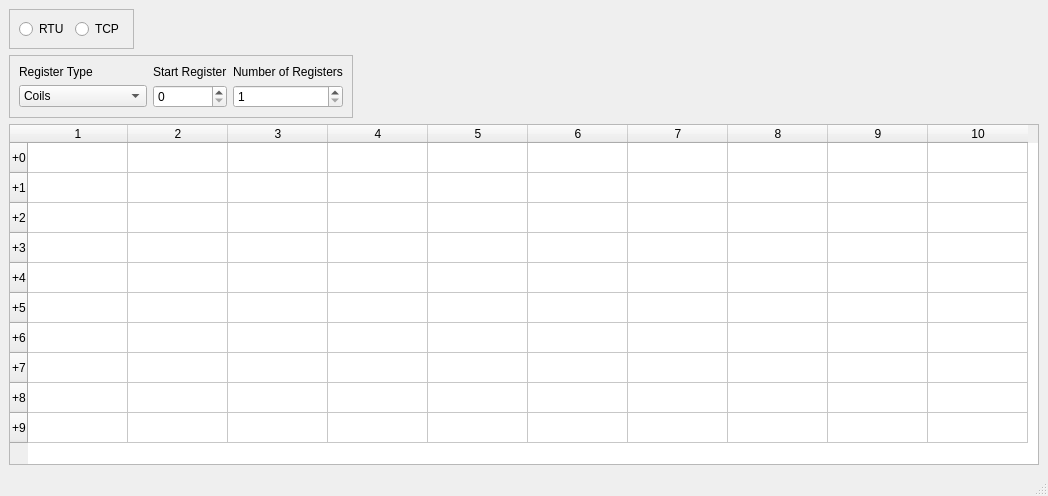
This is modbus_visualizer.ui in AlexEshoo/modbus_visualizer as Qt 5 draws it before an edit. The edited form follows.
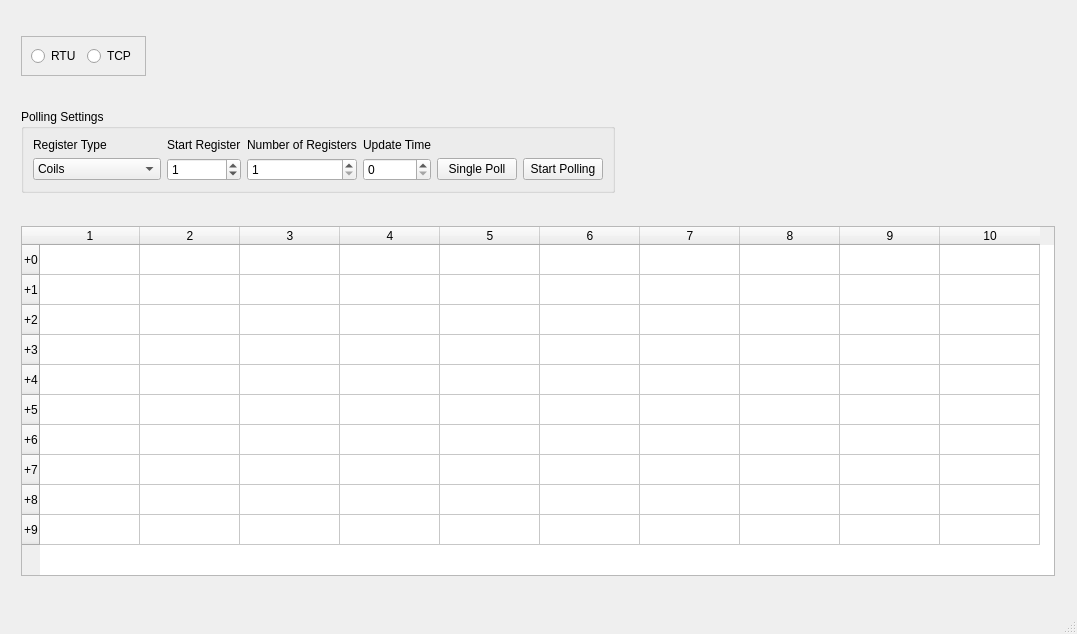
This is the edited form.

What changed in the file:
```diff
--- a/modbus_visualizer.ui
+++ b/modbus_visualizer.ui
@@ -6,12 +6,12 @@
    <rect>
     <x>0</x>
     <y>0</y>
-    <width>1048</width>
-    <height>496</height>
+    <width>1077</width>
+    <height>634</height>
    </rect>
   </property>
   <property name="sizePolicy">
-   <sizepolicy hsizetype="Preferred" vsizetype="Preferred">
+   <sizepolicy hsizetype="Maximum" vsizetype="Maximum">
     <horstretch>0</horstretch>
     <verstretch>0</verstretch>
    </sizepolicy>
@@ -53,132 +53,13 @@
       </layout>
      </widget>
     </item>
-    <item row="1" column="0">
-     <widget class="QFrame" name="pollConfigFrame">
-      <property name="sizePolicy">
-       <sizepolicy hsizetype="Maximum" vsizetype="Maximum">
-        <horstretch>0</horstretch>
-        <verstretch>0</verstretch>
-       </sizepolicy>
-      </property>
-      <property name="frameShape">
-       <enum>QFrame::StyledPanel</enum>
-      </property>
-      <property name="frameShadow">
-       <enum>QFrame::Raised</enum>
-      </property>
-      <layout class="QGridLayout" name="gridLayout_3">
-       <item row="1" column="1">
-        <widget class="QSpinBox" name="startRegisterSpinBox">
-         <property name="sizePolicy">
-          <sizepolicy hsizetype="Minimum" vsizetype="Fixed">
-           <horstretch>0</horstretch>
-           <verstretch>0</verstretch>
-          </sizepolicy>
-         </property>
-         <property name="maximum">
-          <number>999999</number>
-         </property>
-        </widget>
-       </item>
-       <item row="0" column="2">
-        <widget class="QLabel" name="numberOfRegistersLabel">
-         <property name="sizePolicy">
-          <sizepolicy hsizetype="Minimum" vsizetype="Preferred">
-           <horstretch>0</horstretch>
-           <verstretch>0</verstretch>
-          </sizepolicy>
-         </property>
-         <property name="text">
-          <string>Number of Registers</string>
-         </property>
-        </widget>
-       </item>
-       <item row="0" column="1">
-        <widget class="QLabel" name="startRegisterLabel">
-         <property name="sizePolicy">
-          <sizepolicy hsizetype="Minimum" vsizetype="Preferred">
-           <horstretch>0</horstretch>
-           <verstretch>0</verstretch>
-          </sizepolicy>
-         </property>
-         <property name="text">
-          <string>Start Register</string>
-         </property>
-        </widget>
-       </item>
-       <item row="1" column="2">
-        <widget class="QSpinBox" name="numberOfRegistersSpinBox">
-         <property name="sizePolicy">
-          <sizepolicy hsizetype="Minimum" vsizetype="Fixed">
-           <horstretch>0</horstretch>
-           <verstretch>0</verstretch>
-          </sizepolicy>
-         </property>
-         <property name="toolTip">
-          <string/>
-         </property>
-         <property name="minimum">
-          <number>1</number>
-         </property>
-         <property name="maximum">
-          <number>100</number>
-         </property>
-        </widget>
-       </item>
-       <item row="1" column="0">
-        <widget class="QComboBox" name="registerTypeComboBox">
-         <property name="sizePolicy">
-          <sizepolicy hsizetype="Maximum" vsizetype="Maximum">
-           <horstretch>0</horstretch>
-           <verstretch>0</verstretch>
-          </sizepolicy>
-         </property>
-         <item>
-          <property name="text">
-           <string>Coils</string>
-          </property>
-         </item>
-         <item>
-          <property name="text">
-           <string>Discrete Inputs</string>
-          </property>
-         </item>
-         <item>
-          <property name="text">
-           <string>Input Registers</string>
-          </property>
-         </item>
-         <item>
-          <property name="text">
-           <string>Holding Registers</string>
-          </property>
-         </item>
-        </widget>
-       </item>
-       <item row="0" column="0">
-        <widget class="QLabel" name="registerTypeLabel">
-         <property name="sizePolicy">
-          <sizepolicy hsizetype="Maximum" vsizetype="Maximum">
-           <horstretch>0</horstretch>
-           <verstretch>0</verstretch>
-          </sizepolicy>
-         </property>
-         <property name="text">
-          <string>Register Type</string>
-         </property>
-        </widget>
-       </item>
-      </layout>
-     </widget>
-    </item>
     <item row="2" column="0">
      <widget class="QTableWidget" name="pollTable">
       <property name="enabled">
        <bool>true</bool>
       </property>
       <property name="sizePolicy">
-       <sizepolicy hsizetype="Expanding" vsizetype="Expanding">
+       <sizepolicy hsizetype="Preferred" vsizetype="Preferred">
         <horstretch>0</horstretch>
         <verstretch>0</verstretch>
        </sizepolicy>
@@ -195,6 +76,9 @@
         <height>350</height>
        </size>
       </property>
+      <property name="sizeAdjustPolicy">
+       <enum>QAbstractScrollArea::AdjustToContents</enum>
+      </property>
       <property name="showGrid">
        <bool>true</bool>
       </property>
@@ -321,6 +205,162 @@
       </column>
      </widget>
     </item>
+    <item row="1" column="0">
+     <widget class="QGroupBox" name="pollingSettingsGroupBox">
+      <property name="sizePolicy">
+       <sizepolicy hsizetype="Maximum" vsizetype="Maximum">
+        <horstretch>0</horstretch>
+        <verstretch>0</verstretch>
+       </sizepolicy>
+      </property>
+      <property name="title">
+       <string>Polling Settings</string>
+      </property>
+      <layout class="QGridLayout" name="gridLayout_4">
+       <item row="1" column="7">
+        <widget class="QPushButton" name="singlePollPushButton">
+         <property name="text">
+          <string>Single Poll</string>
+         </property>
+        </widget>
+       </item>
+       <item row="1" column="2">
+        <widget class="QSpinBox" name="updateTimeSpinBox">
+         <property name="sizePolicy">
+          <sizepolicy hsizetype="Minimum" vsizetype="Fixed">
+           <horstretch>0</horstretch>
+           <verstretch>0</verstretch>
+          </sizepolicy>
+         </property>
+         <property name="value">
+          <number>1</number>
+         </property>
+        </widget>
+       </item>
+       <item row="1" column="0">
+        <widget class="QComboBox" name="registerTypeComboBox">
+         <property name="sizePolicy">
+          <sizepolicy hsizetype="Maximum" vsizetype="Maximum">
+           <horstretch>0</horstretch>
+           <verstretch>0</verstretch>
+          </sizepolicy>
+         </property>
+         <item>
+          <property name="text">
+           <string>Coils</string>
+          </property>
+         </item>
+         <item>
+          <property name="text">
+           <string>Discrete Inputs</string>
+          </property>
+         </item>
+         <item>
+          <property name="text">
+           <string>Input Registers</string>
+          </property>
+         </item>
+         <item>
+          <property name="text">
+           <string>Holding Registers</string>
+          </property>
+         </item>
+        </widget>
+       </item>
+       <item row="1" column="6">
+        <widget class="QSpinBox" name="startRegisterSpinBox">
+         <property name="sizePolicy">
+          <sizepolicy hsizetype="Minimum" vsizetype="Fixed">
+           <horstretch>0</horstretch>
+           <verstretch>0</verstretch>
+          </sizepolicy>
+         </property>
+         <property name="maximum">
+          <number>999999</number>
+         </property>
+        </widget>
+       </item>
+       <item row="0" column="6">
+        <widget class="QLabel" name="label">
+         <property name="sizePolicy">
+          <sizepolicy hsizetype="Minimum" vsizetype="Fixed">
+           <horstretch>0</horstretch>
+           <verstretch>0</verstretch>
+          </sizepolicy>
+         </property>
+         <property name="text">
+          <string>Update Time</string>
+         </property>
+        </widget>
+       </item>
+       <item row="0" column="0">
+        <widget class="QLabel" name="registerTypeLabel">
+         <property name="sizePolicy">
+          <sizepolicy hsizetype="Maximum" vsizetype="Maximum">
+           <horstretch>0</horstretch>
+           <verstretch>0</verstretch>
+          </sizepolicy>
+         </property>
+         <property name="text">
+          <string>Register Type</string>
+         </property>
+        </widget>
+       </item>
+       <item row="0" column="4">
+        <widget class="QLabel" name="numberOfRegistersLabel">
+         <property name="sizePolicy">
+          <sizepolicy hsizetype="Minimum" vsizetype="Preferred">
+           <horstretch>0</horstretch>
+           <verstretch>0</verstretch>
+          </sizepolicy>
+         </property>
+         <property name="text">
+          <string>Number of Registers</string>
+         </property>
+        </widget>
+       </item>
+       <item row="0" column="2">
+        <widget class="QLabel" name="startRegisterLabel">
+         <property name="sizePolicy">
+          <sizepolicy hsizetype="Minimum" vsizetype="Preferred">
+           <horstretch>0</horstretch>
+           <verstretch>0</verstretch>
+          </sizepolicy>
+         </property>
+         <property name="text">
+          <string>Start Register</string>
+         </property>
+        </widget>
+       </item>
+       <item row="1" column="4">
+        <widget class="QSpinBox" name="numberOfRegistersSpinBox">
+         <property name="sizePolicy">
+          <sizepolicy hsizetype="Minimum" vsizetype="Fixed">
+           <horstretch>0</horstretch>
+           <verstretch>0</verstretch>
+          </sizepolicy>
+         </property>
+         <property name="toolTip">
+          <string/>
+         </property>
+         <property name="minimum">
+          <number>1</number>
+         </property>
+         <property name="maximum">
+          <number>100</number>
+         </property>
+        </widget>
+       </item>
+       <item row="1" column="8">
+        <widget class="QPushButton" name="startPollingPushButton">
+         <property name="text">
+          <string>Start Polling</string>
+         </property>
+        </widget>
+       </item>
+      </layout>
+     </widget>
+    </item>
    </layout>
   </widget>
   <widget class="QMenuBar" name="menubar">
```
Left out of the diff: 2 changed lines with no effect on the pictures.
